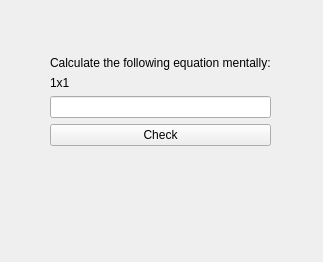
This is QtApp/MentalMathGame.ui in RodolfoAndrade/BrainTrainer as Qt 5 draws it before an edit. The edited form follows.
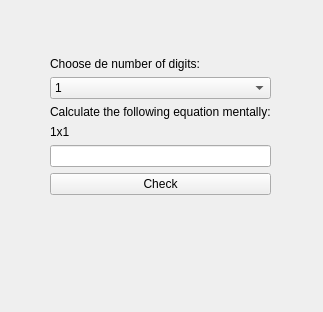
This is the edited form.

Commit message: changing the number of digits in MentalMath game.

```diff
--- a/QtApp/MentalMathGame.ui
+++ b/QtApp/MentalMathGame.ui
@@ -7,7 +7,7 @@
     <x>0</x>
     <y>0</y>
     <width>323</width>
-    <height>262</height>
+    <height>312</height>
    </rect>
   </property>
   <property name="windowTitle">
@@ -20,7 +20,7 @@
       <x>0</x>
       <y>0</y>
       <width>322</width>
-      <height>261</height>
+      <height>311</height>
      </rect>
     </property>
     <layout class="QHBoxLayout" name="horizontalLayout">
@@ -54,6 +54,30 @@
        </item>
        <item>
         <layout class="QVBoxLayout" name="verticalLayout">
+         <item>
+          <widget class="QLabel" name="label_2">
+           <property name="text">
+            <string>Choose de number of digits:</string>
+           </property>
+          </widget>
+         </item>
+         <item>
+          <widget class="QComboBox" name="numberDigits">
+           <property name="currentText">
+            <string>1</string>
+           </property>
+           <item>
+            <property name="text">
+             <string>1</string>
+            </property>
+           </item>
+           <item>
+            <property name="text">
+             <string>2</string>
+            </property>
+           </item>
+          </widget>
+         </item>
          <item>
           <widget class="QLabel" name="label">
            <property name="sizePolicy">
```
The commit also changes 3 other files.
